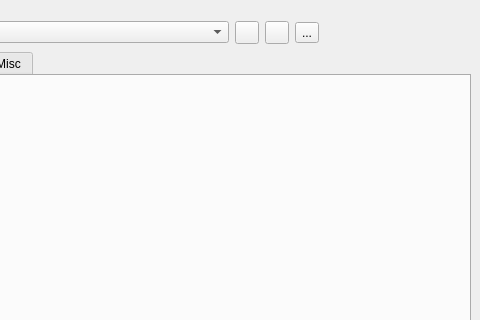
Above: src/vorta/assets/UI/mainwindow.ui from borgbase/vorta before the change; both pictures show x 320 to 800 and y 0 to 320 of the 800 by 600 pixel window. Below: the same form after it.
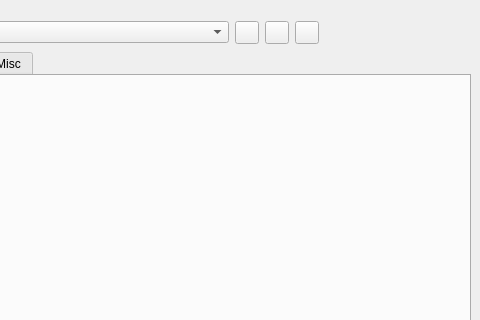
That is the form after the change. Icons and pictures are not drawn.

```diff
--- a/src/vorta/assets/UI/mainwindow.ui
+++ b/src/vorta/assets/UI/mainwindow.ui
@@ -102,11 +102,7 @@
          <string>Delete Profile</string>
         </property>
         <property name="text">
-         <string>...</string>
-        </property>
-        <property name="icon">
-         <iconset>
-          <normaloff>:/icons/trash.svg</normaloff>:/icons/trash.svg</iconset>
+         <string/>
         </property>
        </widget>
       </item>
```
Left out of the diff: 11 changed lines with no effect on the pictures.
